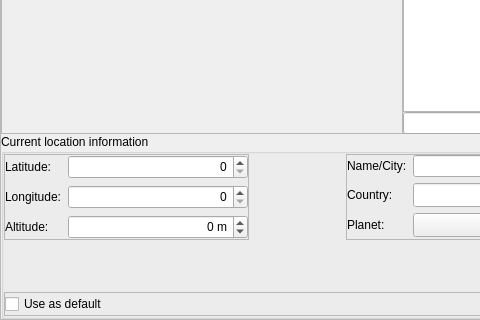
Before: the Qt Designer form src/gui/locationDialogGui.ui in 519984307/stellarium_src, drawn with Qt 5; both pictures show x 0 to 480 and y 132 to 452 of the 700 by 452 pixel window.
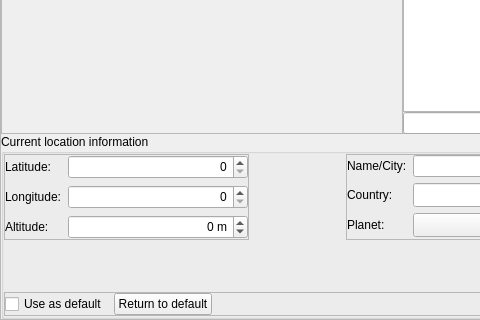
After: the same form once the commit is applied. Icons and pictures are not drawn. Custom widgets are drawn as their Qt base class.

Commit message: + returnToDefaultLocation() to StelCore and a button in LocationDialog; some cleanup of LocationDialog

What changed in the file:
```diff
--- a/src/gui/locationDialogGui.ui
+++ b/src/gui/locationDialogGui.ui
@@ -360,8 +360,12 @@
               <property name="text">
                <string>Use as default</string>
               </property>
-              <property name="tristate">
-               <bool>false</bool>
+             </widget>
+            </item>
+            <item>
+             <widget class="QPushButton" name="pushButtonReturnToDefault">
+              <property name="text">
+               <string>Return to default</string>
               </property>
              </widget>
             </item>
```
Left out of the diff: 10 changed lines with no effect on the pictures. The commit also changes 5 other files.
